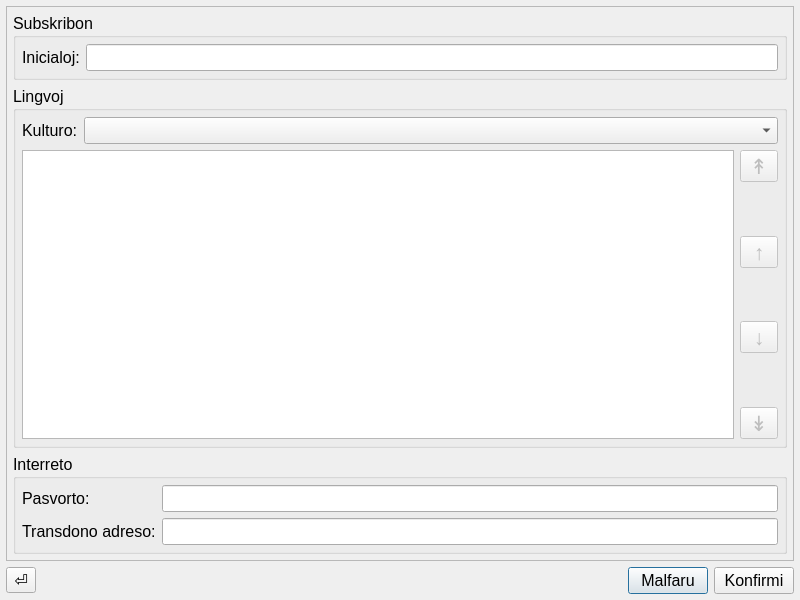
This is konfiguro.ui in MDCremer/Gradivus as Qt 5 draws it before an edit. The edited form follows.
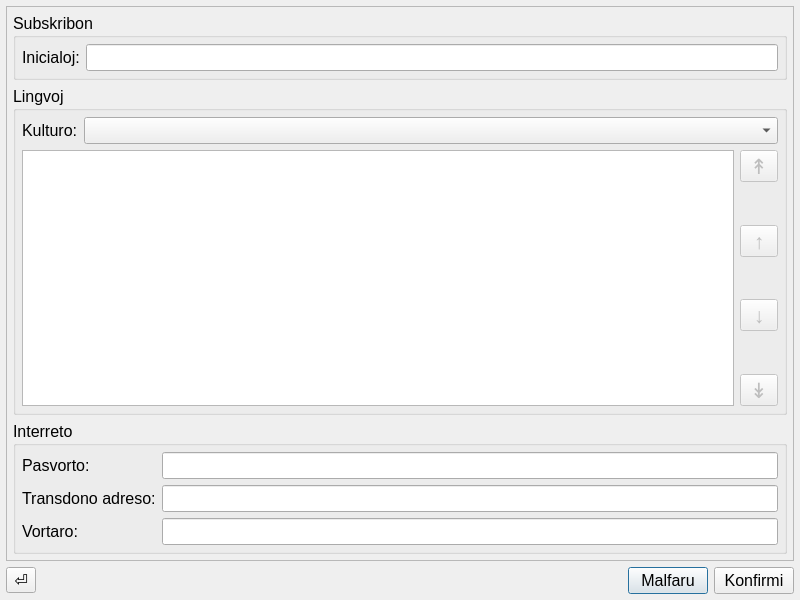
This is the edited form.

```diff
--- a/konfiguro.ui
+++ b/konfiguro.ui
@@ -332,6 +332,16 @@
           <item row="1" column="1">
            <widget class="QLineEdit" name="transdonoAdreso"/>
           </item>
+          <item row="2" column="0">
+           <widget class="QLabel" name="label_5">
+            <property name="text">
+             <string>Vortaro:</string>
+            </property>
+           </widget>
+          </item>
+          <item row="2" column="1">
+           <widget class="QLineEdit" name="vortaro"/>
+          </item>
          </layout>
         </widget>
        </item>
```
